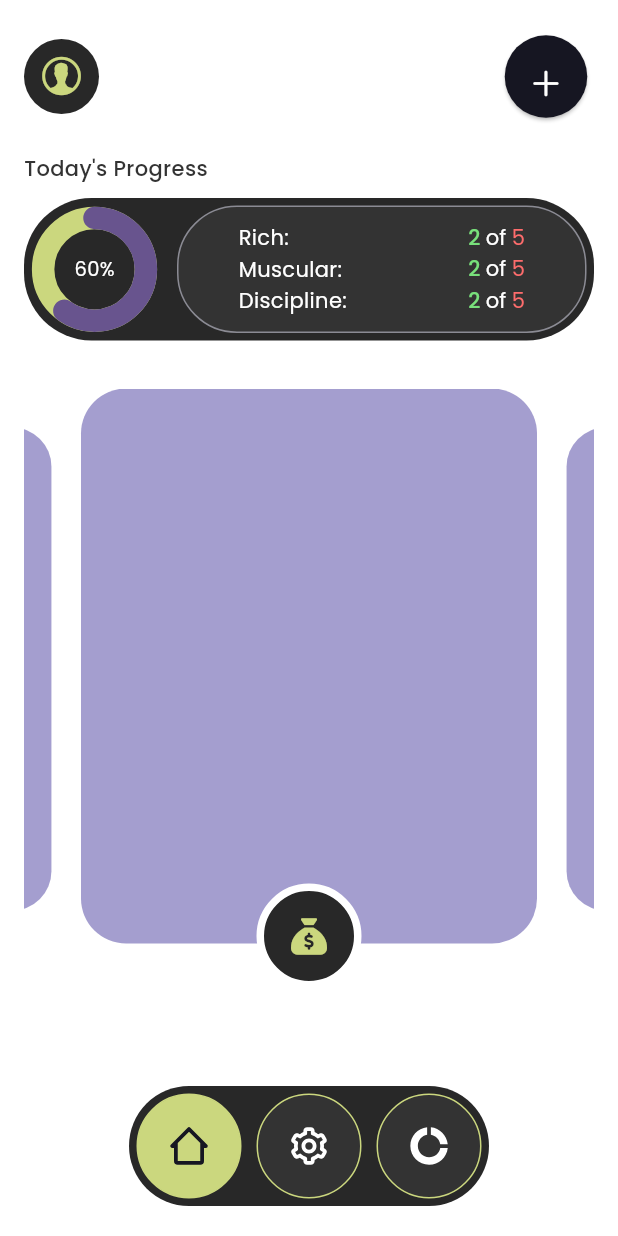
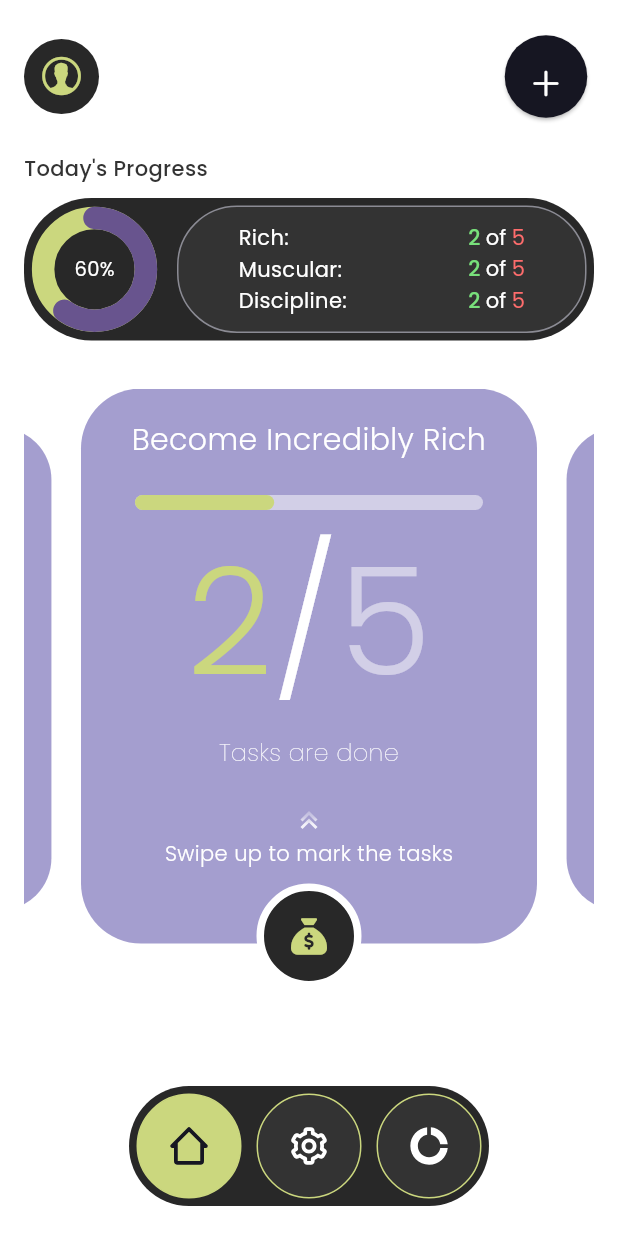
Before and after one commit to abhishekpanja554/attack_mode, a Flutter app: the screen it shows after launch, on a phone screen of 412 x 824 dp. Run offline on Flutter 3.47's test engine with Material 3 defaults, Android fonts, the phone set to English and light mode, and no system bars; drawn by our look-alikes of carousel_slider; our stand-ins replace dio, flutter_riverpod, gap, go_router, google_fonts, icons_plus and 1 more; generated files the repository leaves out were written again.

Commit message:
carousel v1 UI finished. Added routing.

```diff
--- /dev/null
+++ b/lib/config/routes/routes.dart
@@ -0,0 +1,17 @@
+import 'package:attack_mode_app/features/base/presentation/screens/base_screen.dart';
+import 'package:attack_mode_app/features/current_tasks/presentation/screens/current_tasks_screen.dart';
+import 'package:go_router/go_router.dart';
+
+final router = GoRouter(
+  initialLocation: '/',
+  routes: [
+    GoRoute(
+      path: '/',
+      builder: (context, state) => const BaseScreen(),
+    ),
+    GoRoute(
+      path: CurrentTasksScreen.routeName,
+      builder: (context, state) => const CurrentTasksScreen(),
+    ),
+  ],
+);
--- a/lib/config/themes/sizes.dart
+++ b/lib/config/themes/sizes.dart
@@ -29,6 +29,8 @@ class SizesManager {
   static const kGeneralPadding8 = EdgeInsets.all(8);
   static const kGeneralPadding10 = EdgeInsets.all(10);
   static const kGeneralPadding16 = EdgeInsets.all(16);
+  static const kGeneralPadding20 = EdgeInsets.all(20);
+  static const kGeneralPadding27 = EdgeInsets.all(27);
   static const kGeneralPadding32 = EdgeInsets.all(32);
   static const kHorizontalPadding8 = EdgeInsets.symmetric(horizontal: 8);
   static const kHorizontalPadding16 = EdgeInsets.symmetric(horizontal: 16);
--- /dev/null
+++ b/lib/features/current_tasks/presentation/screens/current_tasks_screen.dart
@@ -0,0 +1,44 @@
+import 'package:attack_mode_app/config/themes/colors.dart';
+import 'package:attack_mode_app/config/themes/sizes.dart';
+import 'package:flutter/material.dart';
+import 'package:icons_plus/icons_plus.dart';
+
+class CurrentTasksScreen extends StatefulWidget {
+  static const String routeName = '/current-tasks';
+  const CurrentTasksScreen({super.key});
+
+  @override
+  State<CurrentTasksScreen> createState() => _CurrentTasksScreenState();
+}
+
+class _CurrentTasksScreenState extends State<CurrentTasksScreen> {
+  @override
+  Widget build(BuildContext context) {
+    return SafeArea(
+      child: Column(
+        children: [
+          Hero(
+            tag: 'item',
+            child: Container(
+              height: 70,
+              width: 70,
+              decoration: BoxDecoration(
+                borderRadius: SizesManager.kBorderRadius40,
+                color: ColorManager.black,
+                border: Border.all(
+                  color: ColorManager.white,
+                  width: 5,
+                ),
+              ),
+              child: Icon(
+                FontAwesome.sack_dollar_solid,
+                color: ColorManager.lemonGreen,
+                size: 24,
+              ),
+            ),
+          ),
+        ],
+      ),
+    );
+  }
+}
--- a/lib/features/home/presentation/screens/home_screen.dart
+++ b/lib/features/home/presentation/screens/home_screen.dart
@@ -3,22 +3,22 @@ import 'package:attack_mode_app/config/themes/sizes.dart';
 import 'package:attack_mode_app/config/themes/styles.dart';
 import 'package:attack_mode_app/core/util/screen_size.dart';
 import 'package:attack_mode_app/core/widgets/circle_outline_button.dart';
+import 'package:attack_mode_app/features/home/presentation/providers/home_screen_provider.dart';
 import 'package:attack_mode_app/features/home/presentation/widgets/carousel_widget.dart';
 import 'package:attack_mode_app/features/home/presentation/widgets/circular_progress_indicator.dart';
 import 'package:attack_mode_app/features/home/presentation/widgets/stat_info_widget.dart';
 import 'package:flutter/cupertino.dart';
 import 'package:flutter/material.dart';
+import 'package:flutter_riverpod/flutter_riverpod.dart';
 
-class HomeScreen extends StatefulWidget {
+class HomeScreen extends ConsumerStatefulWidget {
   const HomeScreen({super.key});
 
   @override
-  State<HomeScreen> createState() => _HomeScreenState();
+  ConsumerState<HomeScreen> createState() => _HomeScreenState();
 }
 
-class _HomeScreenState extends State<HomeScreen> {
-  final CarouselController controller = CarouselController(initialItem: 1);
-
+class _HomeScreenState extends ConsumerState<HomeScreen> {
   Widget header() {
     return SizedBox(
       height: 70,
@@ -110,6 +110,9 @@ class _HomeScreenState extends State<HomeScreen> {
 
   @override
   Widget build(BuildContext context) {
+    HomePageState homePageProvider = ref.watch(homePageStateNotifierProvider);
+    HomePageStateNotifier homePageProviderNotifier =
+        ref.read(homePageStateNotifierProvider.notifier);
     return Scaffold(
       backgroundColor: ColorManager.white,
       body: SafeArea(
@@ -131,7 +134,12 @@ class _HomeScreenState extends State<HomeScreen> {
                 SizesManager.kSpace10,
                 progressWidget(),
                 SizesManager.kSpace32,
-                CarouselWidget(),
+                CarouselWidget(
+                  categories: homePageProvider.categories,
+                  onPageChanged: (index, reason) {
+                    homePageProviderNotifier.changeCurrentCategoryIndex(index);
+                  },
+                ),
               ],
             ),
           ),
--- a/lib/features/home/presentation/widgets/carousel_widget.dart
+++ b/lib/features/home/presentation/widgets/carousel_widget.dart
@@ -1,19 +1,25 @@
 import 'package:attack_mode_app/config/themes/colors.dart';
 import 'package:attack_mode_app/config/themes/sizes.dart';
-import 'package:attack_mode_app/core/util/screen_size.dart';
+import 'package:attack_mode_app/config/themes/styles.dart';
+import 'package:attack_mode_app/features/current_tasks/presentation/screens/current_tasks_screen.dart';
 import 'package:attack_mode_app/features/home/presentation/providers/home_screen_provider.dart';
+import 'package:attack_mode_app/features/home/presentation/widgets/swipe_up_shimmer.dart';
 import 'package:flutter/material.dart';
 import 'package:carousel_slider/carousel_slider.dart';
-import 'package:flutter_riverpod/flutter_riverpod.dart';
-import 'package:icons_plus/icons_plus.dart';
+import 'package:go_router/go_router.dart';
+import 'package:google_fonts/google_fonts.dart';
 
-class CarouselWidget extends ConsumerWidget {
-  const CarouselWidget({super.key});
+class CarouselWidget extends StatelessWidget {
+  final List<CategoryIcon> categories;
+  final Function(int, CarouselPageChangedReason)? onPageChanged;
+  const CarouselWidget({
+    super.key,
+    required this.categories,
+    this.onPageChanged,
+  });
 
   @override
-  Widget build(BuildContext context, WidgetRef ref) {
-    final pageState = ref.watch(homePageStateNotifierProvider);
-    final pageStateNotifier = ref.watch(homePageStateNotifierProvider.notifier);
+  Widget build(BuildContext context) {
     return CarouselSlider(
       options: CarouselOptions(
         height: 400.0,
@@ -21,19 +27,108 @@ class CarouselWidget extends ConsumerWidget {
         enlargeCenterPage: true,
         enableInfiniteScroll: false,
         initialPage: 1,
-        onPageChanged: (index, reason) {
-          pageStateNotifier.changeCurrentCategoryIndex(index);
+        onPageChanged: onPageChanged,
+      ),
+      items: categories
+          .map(
+            (item) => GestureDetector(
+              onPanStart: (details) {
+                if (details.localPosition.dy > 300) {
+                  context.push(CurrentTasksScreen.routeName);
+                }
               },
-      ),
-      items: pageState.categories
-          .map(
-            (item) => Stack(
+              child: Stack(
                 children: [
                   Container(
                     height: 370,
+                    width: double.infinity,
+                    padding: SizesManager.kGeneralPadding20,
                     decoration: BoxDecoration(
-                    borderRadius: SizesManager.kBorderRadius30,
+                      borderRadius: SizesManager.kBorderRadius40,
                       color: ColorManager.purple,
+                    ),
+                    child: Column(
+                      mainAxisAlignment: MainAxisAlignment.spaceBetween,
+                      children: [
+                        Text(
+                          "Become Incredibly ${item.title}",
+                          textAlign: TextAlign.center,
+                          style: GoogleFonts.poppins(
+                            fontSize: 20,
+                            color: ColorManager.white,
+                            fontWeight: FontWeight.w300,
+                          ),
+                        ),
+                        Column(
+                          children: [
+                            Padding(
+                              padding: SizesManager.kHorizontalPadding16,
+                              child: LinearProgressIndicator(
+                                value: 0.4,
+                                borderRadius: SizesManager.kBorderRadius30,minHeight: 10,
+                                backgroundColor:
+                                    ColorManager.white.withValues(alpha: 0.5),
+                                valueColor: AlwaysStoppedAnimation<Color>(
+                                  ColorManager.lemonGreen,
+                                ),
+                              ),
+                            ),
+                            RichText(
+                              text: TextSpan(
+                                text: '2',
+                                style: GoogleFonts.poppins(
+                                  fontSize: 100,
+                                  color: ColorManager.lemonGreen,
+                                  fontWeight: FontWeight.w300,
+                                ),
+                                children: <TextSpan>[
+                                  TextSpan(
+                                    text: '/',
+                                    style: GoogleFonts.poppins(
+                                      fontSize: 100,
+                                      color: ColorManager.white,
+                                      fontWeight: FontWeight.w300,
+                                    ),
+                                  ),
+                                  TextSpan(
+                                    text: '5',
+                                    style: GoogleFonts.poppins(
+                                      fontSize: 100,
+                                      color: ColorManager.white
+                                          .withValues(alpha: 0.5),
+                                      fontWeight: FontWeight.w300,
+                                    ),
+                                  ),
+                                ],
+                              ),
+                            ),
+                            Text(
+                              "Tasks are done",
+                              style: GoogleFonts.poppins(
+                                fontSize: 16,
+                                color: ColorManager.white,
+                                fontWeight: FontWeight.w200,
+                              ),
+                            ),
+                          ],
+                        ),
+                        Column(
+                          children: [
+                            const SwipeUpShimmerWidget(),
+                            Padding(
+                              padding: const EdgeInsets.only(bottom: 30),
+                              child: Text(
+                                "Swipe up to mark the tasks",
+                                style: GoogleFonts.poppins(
+                                  fontSize: 14,
+                                  color: ColorManager.white,
+                                  fontWeight: FontWeight.w300,
+                                ),
+                              ),
+                            ),
+                          ],
+                        ),
+                      ],
                     ),
                   ),
                   Align(
@@ -61,6 +156,7 @@ class CarouselWidget extends ConsumerWidget {
                   ),
                 ],
               ),
+            ),
           )
           .toList(),
     );
--- /dev/null
+++ b/lib/features/home/presentation/widgets/swipe_up_shimmer.dart
@@ -0,0 +1,69 @@
+import 'package:flutter/material.dart';
+import 'package:icons_plus/icons_plus.dart';
+
+class SwipeUpShimmerWidget extends StatefulWidget {
+  const SwipeUpShimmerWidget({super.key});
+
+  @override
+  State<SwipeUpShimmerWidget> createState() => _SwipeUpShimmerWidgetState();
+}
+
+class _SwipeUpShimmerWidgetState extends State<SwipeUpShimmerWidget>
+    with SingleTickerProviderStateMixin {
+  late AnimationController _controller;
+
+  @override
+  void initState() {
+    _controller = AnimationController.unbounded(
+      vsync: this,
+    )..repeat(
+        min: -0.5,
+        max: 1.5,
+        period: const Duration(seconds: 1),
+      );
+    super.initState();
+  }
+
+  @override
+  Widget build(BuildContext context) {
+    return AnimatedBuilder(
+        animation: _controller,
+        builder: (context, child) {
+          return ShaderMask(
+            blendMode: BlendMode.srcIn,
+            shaderCallback: (bounds) => LinearGradient(
+              begin: Alignment.topCenter,
+              end: Alignment.bottomCenter,
+              transform: _SlideTransform(slidePercent: _controller.value),
+              colors: [
+                Colors.white,
+                Colors.white.withValues(alpha: 0.5),
+                Colors.white.withValues(alpha: 0.2),
+                Colors.white.withValues(alpha: 0.5),
+                Colors.white,
+              ],
+              stops: const [0.0, 0.2, 0.5, 0.8, 1.0],
+            ).createShader(bounds),
+            child: const Column(
+              mainAxisSize: MainAxisSize.min,
+              children: [
+                Icon(
+                  BoxIcons.bx_chevrons_up,
+                  size: 24,
+                ),
+              ],
+            ),
+          );
+        });
+  }
+}
+
+class _SlideTransform extends GradientTransform {
+  final double slidePercent;
+
+  _SlideTransform({required this.slidePercent});
+  @override
+  Matrix4 transform(Rect bounds, {TextDirection? textDirection}) {
+    return Matrix4.translationValues(0, bounds.height * slidePercent, 0);
+  }
+}
--- a/lib/main.dart
+++ b/lib/main.dart
@@ -1,3 +1,4 @@
+import 'package:attack_mode_app/config/routes/routes.dart';
 import 'package:attack_mode_app/features/base/presentation/screens/base_screen.dart';
 import 'package:flutter/material.dart';
 import 'package:flutter_riverpod/flutter_riverpod.dart';
@@ -12,13 +13,13 @@ class MyApp extends StatelessWidget {
   // This widget is the root of your application.
   @override
   Widget build(BuildContext context) {
-    return MaterialApp(
+    return MaterialApp.router(
+      routerConfig: router,
       title: 'Flutter Demo',
       theme: ThemeData(
         colorScheme: ColorScheme.fromSeed(seedColor: Colors.deepPurple),
         useMaterial3: true,
       ),
-      home: const BaseScreen(),
     );
   }
 }
--- a/pubspec.yaml
+++ b/pubspec.yaml
@@ -44,6 +44,7 @@ dependencies:
   fl_chart: ^0.69.2
   patterns_canvas: ^0.5.0
   carousel_slider: ^5.0.0
+  go_router: ^14.6.2
 
 dev_dependencies:
   flutter_test:
```
Also changed, not shown: pubspec.lock. Lines whose indentation alone changed are shown as unchanged.
